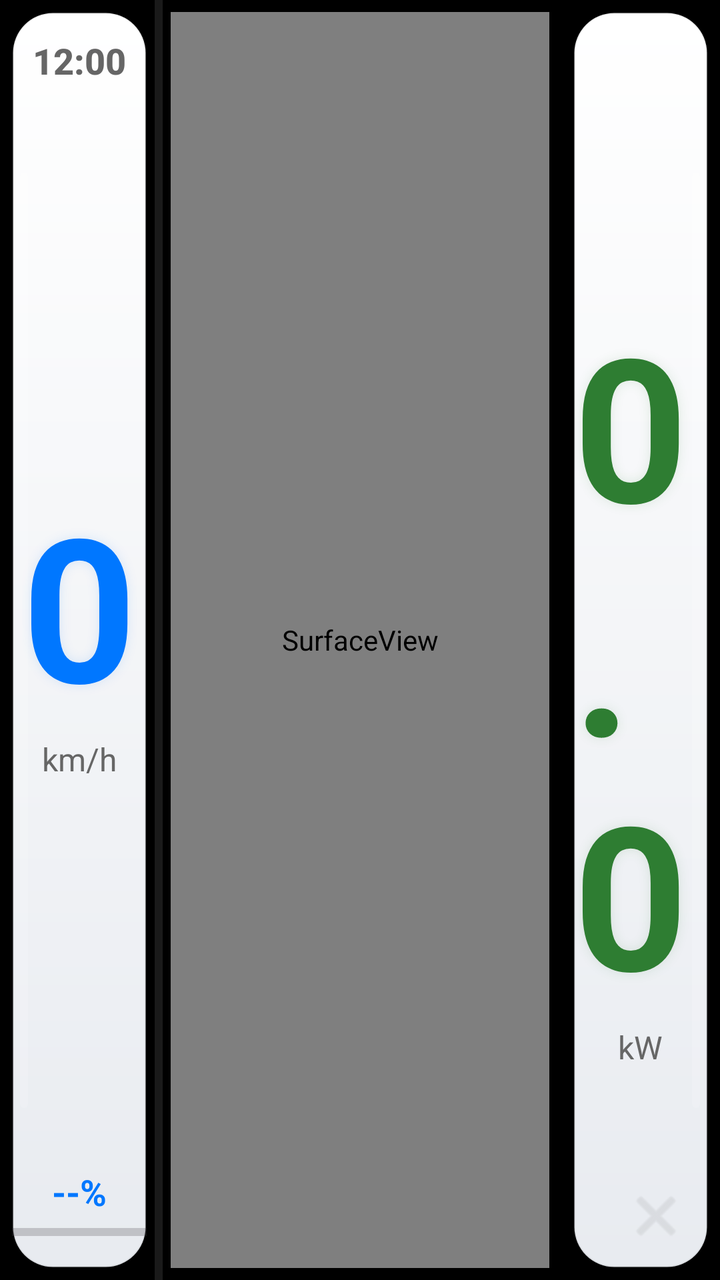
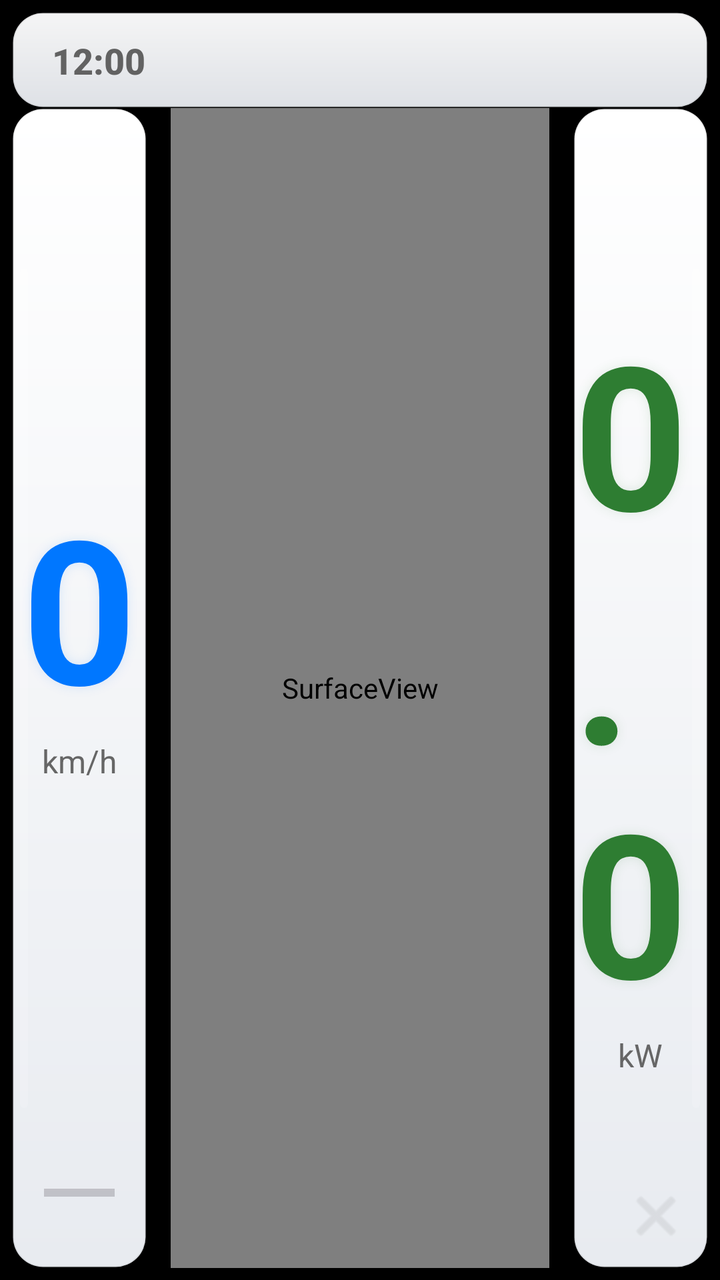

An Android layout rendered at two revisions. The XML below is the earlier revision; the diff shows what the commit changed to produce the second picture.
<!-- AndroidManifest.xml: application theme Theme.Miao -->
<!-- res/layout/activity_main.xml -->
<?xml version="1.0" encoding="utf-8"?>
<androidx.constraintlayout.widget.ConstraintLayout xmlns:android="http://schemas.android.com/apk/res/android"
    xmlns:app="http://schemas.android.com/apk/res-auto"
    xmlns:tools="http://schemas.android.com/tools"
    android:id="@+id/main"
    android:layout_width="match_parent"
    android:layout_height="match_parent"
    android:background="@color/black"
    tools:context=".MainActivity">

    <androidx.constraintlayout.widget.Guideline
        android:id="@+id/guideline_left"
        android:layout_width="wrap_content"
        android:layout_height="wrap_content"
        android:orientation="vertical"
        app:layout_constraintGuide_percent="0.22" />

    <androidx.constraintlayout.widget.Guideline
        android:id="@+id/guideline_right"
        android:layout_width="wrap_content"
        android:layout_height="wrap_content"
        android:orientation="vertical"
        app:layout_constraintGuide_percent="0.78" />

    
    <androidx.constraintlayout.widget.ConstraintLayout
        android:id="@+id/left_panel"
        android:layout_width="0dp"
        android:layout_height="0dp"
        android:layout_margin="6dp"
        android:background="@drawable/wing_background"
        app:layout_constraintBottom_toBottomOf="parent"
        app:layout_constraintEnd_toStartOf="@+id/guideline_left"
        app:layout_constraintStart_toStartOf="parent"
        app:layout_constraintTop_toTopOf="parent">

        <TextView
            android:id="@+id/tv_time"
            android:layout_width="wrap_content"
            android:layout_height="wrap_content"
            android:layout_marginTop="12dp"
            android:fontFamily="sans-serif-medium"
            android:text="12:00"
            android:textColor="@color/label_text_color"
            android:textSize="18sp"
            android:textStyle="bold"
            app:layout_constraintEnd_toEndOf="parent"
            app:layout_constraintStart_toStartOf="parent"
            app:layout_constraintTop_toTopOf="parent" />

        <LinearLayout
            android:layout_width="wrap_content"
            android:layout_height="wrap_content"
            android:gravity="center"
            android:orientation="vertical"
            app:layout_constraintBottom_toTopOf="@+id/bottom_info_left"
            app:layout_constraintEnd_toEndOf="parent"
            app:layout_constraintStart_toStartOf="parent"
            app:layout_constraintTop_toBottomOf="@+id/tv_time">

            <TextView
                android:id="@+id/tv_speed"
                android:layout_width="wrap_content"
                android:layout_height="wrap_content"
                android:shadowColor="@color/speed_glow"
                android:shadowRadius="15"
                android:text="0"
                android:textColor="@color/speed_text_color"
                android:textSize="100sp"
                android:textStyle="bold" />

            <TextView
                android:layout_width="wrap_content"
                android:layout_height="wrap_content"
                android:text="km/h"
                android:textColor="@color/label_text_color"
                android:textSize="16sp" />

            <LinearLayout
                android:id="@+id/power_container_left"
                android:layout_width="wrap_content"
                android:layout_height="wrap_content"
                android:layout_marginTop="10dp"
                android:gravity="center"
                android:visibility="gone">
                <TextView
                    android:id="@+id/tv_power_left"
                    android:layout_width="wrap_content"
                    android:layout_height="wrap_content"
                    android:text="0.0"
                    android:textColor="@color/accent_green"
                    android:textSize="32sp"
                    android:textStyle="bold" />
                <TextView
                    android:layout_width="wrap_content"
                    android:layout_height="wrap_content"
                    android:layout_marginStart="4dp"
                    android:text="kW"
                    android:textColor="@color/label_text_color"
                    android:textSize="12sp" />
            </LinearLayout>
        </LinearLayout>

        <ProgressBar
            android:id="@+id/pb_speed_bar"
            style="?android:attr/progressBarStyleHorizontal"
            android:layout_width="4dp"
            android:layout_height="0dp"
            android:layout_marginVertical="80dp"
            android:layout_marginStart="4dp"
            android:max="180"
            android:progressDrawable="@drawable/dashboard_progress_speed"
            app:layout_constraintBottom_toBottomOf="parent"
            app:layout_constraintStart_toStartOf="parent"
            app:layout_constraintTop_toTopOf="parent" />

        <LinearLayout
            android:id="@+id/bottom_info_left"
            android:layout_width="wrap_content"
            android:layout_height="wrap_content"
            android:layout_marginBottom="15dp"
            android:gravity="center"
            android:orientation="vertical"
            app:layout_constraintBottom_toBottomOf="parent"
            app:layout_constraintEnd_toEndOf="parent"
            app:layout_constraintStart_toStartOf="parent">
            <TextView
                android:id="@+id/tv_soc"
                android:layout_width="wrap_content"
                android:layout_height="wrap_content"
                android:text="--%"
                android:textColor="@color/speed_text_color"
                android:textSize="18sp"
                android:textStyle="bold" />
            <ProgressBar
                android:id="@+id/pb_battery"
                style="?android:attr/progressBarStyleHorizontal"
                android:layout_width="100dp"
                android:layout_height="6dp"
                android:layout_marginTop="5dp"
                android:max="100"
                android:progressTint="@color/accent_blue" />
        </LinearLayout>
    </androidx.constraintlayout.widget.ConstraintLayout>

    
    <FrameLayout
        android:id="@+id/center_container"
        android:layout_width="0dp"
        android:layout_height="match_parent"
        app:layout_constraintBottom_toBottomOf="parent"
        app:layout_constraintEnd_toStartOf="@+id/guideline_right"
        app:layout_constraintStart_toEndOf="@+id/guideline_left"
        app:layout_constraintTop_toTopOf="parent">
        <FrameLayout
            android:id="@+id/center_card"
            android:layout_width="match_parent"
            android:layout_height="match_parent"
            android:layout_margin="6dp"
            android:background="@drawable/wing_background">
            <SurfaceView
                android:id="@+id/right_panel"
                android:layout_width="match_parent"
                android:layout_height="match_parent" />
        </FrameLayout>
    </FrameLayout>

    
    <View
        android:id="@+id/divider"
        android:layout_width="4dp"
        android:layout_height="match_parent"
        android:background="#1AFFFFFF"
        app:layout_constraintEnd_toEndOf="@+id/guideline_left"
        app:layout_constraintStart_toStartOf="@+id/guideline_left" />

    
    <androidx.constraintlayout.widget.ConstraintLayout
        android:id="@+id/right_side_panel"
        android:layout_width="0dp"
        android:layout_height="0dp"
        android:layout_margin="6dp"
        android:background="@drawable/wing_background"
        app:layout_constraintBottom_toBottomOf="parent"
        app:layout_constraintEnd_toEndOf="parent"
        app:layout_constraintStart_toEndOf="@+id/guideline_right"
        app:layout_constraintTop_toTopOf="parent">

        
        <View
            android:id="@+id/right_top_spacer"
            android:layout_width="1dp"
            android:layout_height="40dp"
            app:layout_constraintTop_toTopOf="parent"
            app:layout_constraintStart_toStartOf="parent" />

        <LinearLayout
            android:layout_width="wrap_content"
            android:layout_height="wrap_content"
            android:gravity="center"
            android:orientation="vertical"
            app:layout_constraintBottom_toBottomOf="parent"
            app:layout_constraintEnd_toEndOf="parent"
            app:layout_constraintStart_toStartOf="parent"
            app:layout_constraintTop_toBottomOf="@+id/right_top_spacer">
            <TextView
                android:id="@+id/tv_power"
                android:layout_width="wrap_content"
                android:layout_height="wrap_content"
                android:shadowColor="@color/power_glow"
                android:shadowRadius="15"
                android:text="0.0"
                android:textColor="@color/accent_green"
                android:textSize="100sp"
                android:textStyle="bold" />
            <TextView
                android:layout_width="wrap_content"
                android:layout_height="wrap_content"
                android:text="kW"
                android:textColor="@color/label_text_color"
                android:textSize="16sp" />
        </LinearLayout>

        <ProgressBar
            android:id="@+id/pb_power_bar"
            style="?android:attr/progressBarStyleHorizontal"
            android:layout_width="4dp"
            android:layout_height="0dp"
            android:layout_marginVertical="80dp"
            android:layout_marginEnd="4dp"
            android:max="200"
            android:progressDrawable="@drawable/dashboard_progress_power"
            app:layout_constraintBottom_toBottomOf="parent"
            app:layout_constraintEnd_toEndOf="parent"
            app:layout_constraintTop_toTopOf="parent" />

        <ImageButton
            android:id="@+id/btn_stop_app_main"
            android:layout_width="28dp"
            android:layout_height="28dp"
            android:layout_margin="12dp"
            android:alpha="0.2"
            android:background="?attr/selectableItemBackgroundBorderless"
            android:src="@android:drawable/ic_menu_close_clear_cancel"
            app:layout_constraintBottom_toBottomOf="parent"
            app:layout_constraintEnd_toEndOf="parent"
            app:tint="@color/label_text_color" />
    </androidx.constraintlayout.widget.ConstraintLayout>

</androidx.constraintlayout.widget.ConstraintLayout>
<!-- resources referenced by this layout -->
<resources>
  <color name="accent_blue">#0077FF</color>
  <color name="accent_green">#2E7D32</color>
  <color name="black">#000000</color>
  <color name="label_text_color">#666666</color>
  <color name="power_glow">#202E7D32</color>
  <color name="speed_glow">#200077FF</color>
  <color name="speed_text_color">#0077FF</color>
  <!-- drawable dashboard_progress_power (drawable) -->
  <?xml version="1.0" encoding="utf-8"?>
  <layer-list xmlns:android="http://schemas.android.com/apk/res/android">
      <item android:id="@android:id/background">
          <shape>
              <corners android:radius="4dp" />
              <solid android:color="#22FFFFFF" />
          </shape>
      </item>
      <item android:id="@android:id/progress">
          <clip android:clipOrientation="vertical" android:gravity="bottom">
              <shape>
                  <corners android:radius="4dp" />
                  <gradient
                      android:startColor="#00E676"
                      android:centerColor="#FFC107"
                      android:endColor="#F44336"
                      android:centerY="0.5"
                      android:angle="90" />
                  <stroke android:width="1dp" android:color="#40FFFFFF" />
              </shape>
          </clip>
      </item>
  </layer-list>
  <!-- drawable dashboard_progress_speed (drawable) -->
  <?xml version="1.0" encoding="utf-8"?>
  <layer-list xmlns:android="http://schemas.android.com/apk/res/android">
      <item android:id="@android:id/background">
          <shape>
              <corners android:radius="4dp" />
              <solid android:color="#22FFFFFF" />
          </shape>
      </item>
      <item android:id="@android:id/progress">
          <clip android:clipOrientation="vertical" android:gravity="bottom">
              <shape>
                  <corners android:radius="4dp" />
                  <gradient
                      android:startColor="#00E5FF"
                      android:centerColor="#FFEA00"
                      android:endColor="#FF1744"
                      android:centerY="0.5"
                      android:angle="90" />
                  <stroke android:width="1dp" android:color="#40FFFFFF" />
              </shape>
          </clip>
      </item>
  </layer-list>
  <!-- drawable wing_background (drawable) -->
  <?xml version="1.0" encoding="utf-8"?>
  <shape xmlns:android="http://schemas.android.com/apk/res/android">
      <corners android:radius="20dp" />
      <stroke android:width="1dp" android:color="@color/wing_stroke" />
      <gradient
          android:startColor="@color/wing_bg_start"
          android:endColor="@color/wing_bg_end"
          android:angle="270" />
  </shape>
  <style name="Theme.Miao" parent="Base.Theme.Miao" />
  <color name="wing_stroke">#15000000</color>
  <color name="wing_bg_start">#FFFFFF</color>
  <color name="wing_bg_end">#E8EBF0</color>
  <style name="Base.Theme.Miao" parent="Theme.Material3.DayNight.NoActionBar">
          
          
      </style>
</resources>

<!-- the commit's change to res/layout/activity_main.xml (unified diff, before → after) -->
@@ -8,6 +8,39 @@
     android:background="@color/black"
     tools:context=".MainActivity">
 
+    
+    <androidx.constraintlayout.widget.ConstraintLayout
+        android:id="@+id/top_bar"
+        android:layout_width="match_parent"
+        android:layout_height="48dp"
+        android:layout_margin="6dp"
+        android:background="@drawable/wing_background"
+        app:layout_constraintTop_toTopOf="parent">
+
+        <TextView
+            android:id="@+id/tv_time"
+            android:layout_width="wrap_content"
+            android:layout_height="wrap_content"
+            android:layout_marginStart="20dp"
+            android:fontFamily="sans-serif-medium"
+            android:text="12:00"
+            android:textColor="@color/label_text_color"
+            android:textSize="18sp"
+            android:textStyle="bold"
+            app:layout_constraintBottom_toBottomOf="parent"
+            app:layout_constraintStart_toStartOf="parent"
+            app:layout_constraintTop_toTopOf="parent" />
+
+        <FrameLayout
+            android:id="@+id/center_indicator_area"
+            android:layout_width="500dp"
+            android:layout_height="match_parent"
+            android:background="@drawable/trapezoid_indicator_bg"
+            app:layout_constraintEnd_toEndOf="parent"
+            app:layout_constraintStart_toStartOf="parent"
+            app:layout_constraintTop_toTopOf="parent" />
+    </androidx.constraintlayout.widget.ConstraintLayout>
+
     <androidx.constraintlayout.widget.Guideline
         android:id="@+id/guideline_left"
         android:layout_width="wrap_content"
@@ -27,36 +60,24 @@
         android:id="@+id/left_panel"
         android:layout_width="0dp"
         android:layout_height="0dp"
-        android:layout_margin="6dp"
+        android:layout_marginHorizontal="6dp"
+        android:layout_marginBottom="6dp"
         android:background="@drawable/wing_background"
         app:layout_constraintBottom_toBottomOf="parent"
         app:layout_constraintEnd_toStartOf="@+id/guideline_left"
         app:layout_constraintStart_toStartOf="parent"
-        app:layout_constraintTop_toTopOf="parent">
-
-        <TextView
-            android:id="@+id/tv_time"
-            android:layout_width="wrap_content"
-            android:layout_height="wrap_content"
-            android:layout_marginTop="12dp"
-            android:fontFamily="sans-serif-medium"
-            android:text="12:00"
-            android:textColor="@color/label_text_color"
-            android:textSize="18sp"
-            android:textStyle="bold"
-            app:layout_constraintEnd_toEndOf="parent"
-            app:layout_constraintStart_toStartOf="parent"
-            app:layout_constraintTop_toTopOf="parent" />
+        app:layout_constraintTop_toBottomOf="@+id/top_bar">
 
         <LinearLayout
+            android:id="@+id/center_info_left"
             android:layout_width="wrap_content"
             android:layout_height="wrap_content"
             android:gravity="center"
             android:orientation="vertical"
-            app:layout_constraintBottom_toTopOf="@+id/bottom_info_left"
-            app:layout_constraintEnd_toEndOf="parent"
-            app:layout_constraintStart_toStartOf="parent"
-            app:layout_constraintTop_toBottomOf="@+id/tv_time">
+            app:layout_constraintBottom_toTopOf="@+id/music_card"
+            app:layout_constraintEnd_toEndOf="parent"
+            app:layout_constraintStart_toStartOf="parent"
+            app:layout_constraintTop_toTopOf="parent">
 
             <TextView
                 android:id="@+id/tv_speed"
@@ -80,7 +101,7 @@
                 android:id="@+id/power_container_left"
                 android:layout_width="wrap_content"
                 android:layout_height="wrap_content"
-                android:layout_marginTop="10dp"
+                android:layout_marginTop="8dp"
                 android:gravity="center"
                 android:visibility="gone">
                 <TextView
@@ -100,6 +121,97 @@
                     android:textSize="12sp" />
             </LinearLayout>
         </LinearLayout>
+
+        <androidx.constraintlayout.widget.ConstraintLayout
+            android:id="@+id/music_card"
+            android:layout_width="match_parent"
+            android:layout_height="wrap_content"
+            android:layout_marginBottom="16dp"
+            android:layout_marginHorizontal="12dp"
+            android:background="@drawable/wing_background"
+            android:padding="12dp"
+            android:elevation="4dp"
+            android:visibility="gone"
+            app:layout_constraintBottom_toTopOf="@+id/bottom_info_left">
+
+            <ImageView
+                android:id="@+id/iv_music_cover"
+                android:layout_width="100dp"
+                android:layout_height="100dp"
+                android:scaleType="centerCrop"
+                android:src="@android:drawable/ic_menu_report_image"
+                android:background="#15888888"
+                app:layout_constraintStart_toStartOf="parent"
+                app:layout_constraintTop_toTopOf="parent" />
+
+            <androidx.constraintlayout.widget.ConstraintLayout
+                android:layout_width="0dp"
+                android:layout_height="0dp"
+                android:layout_marginStart="12dp"
+                app:layout_constraintBottom_toBottomOf="@id/iv_music_cover"
+                app:layout_constraintEnd_toEndOf="parent"
+                app:layout_constraintStart_toEndOf="@id/iv_music_cover"
+                app:layout_constraintTop_toTopOf="@id/iv_music_cover">
+
+                <TextView
+                    android:id="@+id/tv_music_title"
+                    android:layout_width="match_parent"
+                    android:layout_height="wrap_content"
+                    android:ellipsize="end"
+                    android:maxLines="1"
+                    android:text="正在载入"
+                    android:textColor="@color/speed_text_color"
+                    android:textSize="14sp"
+                    android:textStyle="bold"
+                    app:layout_constraintTop_toTopOf="parent" />
+
+                <TextView
+                    android:id="@+id/tv_music_artist"
+                    android:layout_width="match_parent"
+                    android:layout_height="wrap_content"
+                    android:layout_marginTop="2dp"
+                    android:ellipsize="end"
+                    android:maxLines="1"
+                    android:text="未知歌手"
+                    android:textColor="@color/label_text_color"
+                    android:textSize="11sp"
+                    app:layout_constraintTop_toBottomOf="@id/tv_music_title" />
+
+                <TextView
+                    android:id="@+id/tv_music_album"
+                    android:layout_width="match_parent"
+                    android:layout_height="wrap_content"
+                    android:layout_marginTop="1dp"
+                    android:ellipsize="end"
+                    android:maxLines="1"
+                    android:text="未知专辑"
+                    android:textColor="@color/label_text_color"
+                    android:textSize="9sp"
+                    android:alpha="0.6"
+                    app:layout_constraintTop_toBottomOf="@id/tv_music_artist" />
+
+                <ProgressBar
+                    android:id="@+id/pb_music_progress"
+                    style="?android:attr/progressBarStyleHorizontal"
+                    android:layout_width="match_parent"
+                    android:layout_height="3dp"
+                    android:layout_marginBottom="4dp"
+                    android:max="100"
+                    android:progress="0"
+                    android:progressTint="@color/accent_blue"
+                    app:layout_constraintBottom_toTopOf="@+id/tv_music_time" />
+
+                <TextView
+                    android:id="@+id/tv_music_time"
+                    android:layout_width="wrap_content"
+                    android:layout_height="wrap_content"
+                    android:text="00:00 / 00:00"
+                    android:textColor="@color/label_text_color"
+                    android:textSize="9sp"
+                    app:layout_constraintBottom_toBottomOf="parent"
+                    app:layout_constraintEnd_toEndOf="parent" />
+            </androidx.constraintlayout.widget.ConstraintLayout>
+        </androidx.constraintlayout.widget.ConstraintLayout>
 
         <ProgressBar
             android:id="@+id/pb_speed_bar"
@@ -116,47 +228,65 @@
 
         <LinearLayout
             android:id="@+id/bottom_info_left"
-            android:layout_width="wrap_content"
+            android:layout_width="match_parent"
             android:layout_height="wrap_content"
             android:layout_marginBottom="15dp"
-            android:gravity="center"
-            android:orientation="vertical"
-            app:layout_constraintBottom_toBottomOf="parent"
-            app:layout_constraintEnd_toEndOf="parent"
-            app:layout_constraintStart_toStartOf="parent">
+            android:layout_marginHorizontal="16dp"
+            android:gravity="center_vertical"
+            android:orientation="horizontal"
+            app:layout_constraintBottom_toBottomOf="parent">
+
+            <ProgressBar
+                android:id="@+id/pb_battery"
+                style="?android:attr/progressBarStyleHorizontal"
+                android:layout_width="0dp"
+                android:layout_height="6dp"
+                android:layout_weight="1"
+                android:max="100"
+                android:progressTint="@color/accent_blue" />
+
             <TextView
                 android:id="@+id/tv_soc"
                 android:layout_width="wrap_content"
                 android:layout_height="wrap_content"
+                android:layout_marginStart="10dp"
                 android:text="--%"
                 android:textColor="@color/speed_text_color"
                 android:textSize="18sp"
                 android:textStyle="bold" />
-            <ProgressBar
-                android:id="@+id/pb_battery"
-                style="?android:attr/progressBarStyleHorizontal"
-                android:layout_width="100dp"
-                android:layout_height="6dp"
-                android:layout_marginTop="5dp"
-                android:max="100"
-                android:progressTint="@color/accent_blue" />
         </LinearLayout>
+
+        
+        <FrameLayout
+            android:id="@+id/drag_handle_left"
+            android:layout_width="60dp"
+            android:layout_height="match_parent"
+            android:visibility="gone"
+            app:layout_constraintEnd_toEndOf="parent">
+            <View
+                android:layout_width="8dp"
+                android:layout_height="80dp"
+                android:layout_gravity="center_vertical|end"
+                android:layout_marginEnd="1dp"
+                android:background="@drawable/drag_handle_pill" />
+        </FrameLayout>
     </androidx.constraintlayout.widget.ConstraintLayout>
 
     
     <FrameLayout
         android:id="@+id/center_container"
         android:layout_width="0dp"
-        android:layout_height="match_parent"
+        android:layout_height="0dp"
+        android:layout_marginHorizontal="6dp"
+        android:layout_marginBottom="6dp"
         app:layout_constraintBottom_toBottomOf="parent"
         app:layout_constraintEnd_toStartOf="@+id/guideline_right"
         app:layout_constraintStart_toEndOf="@+id/guideline_left"
-        app:layout_constraintTop_toTopOf="parent">
+        app:layout_constraintTop_toBottomOf="@+id/top_bar">
         <FrameLayout
             android:id="@+id/center_card"
             android:layout_width="match_parent"
             android:layout_height="match_parent"
-            android:layout_margin="6dp"
             android:background="@drawable/wing_background">
             <SurfaceView
                 android:id="@+id/right_panel"
@@ -166,33 +296,17 @@
     </FrameLayout>
 
     
-    <View
-        android:id="@+id/divider"
-        android:layout_width="4dp"
-        android:layout_height="match_parent"
-        android:background="#1AFFFFFF"
-        app:layout_constraintEnd_toEndOf="@+id/guideline_left"
-        app:layout_constraintStart_toStartOf="@+id/guideline_left" />
-
-    
     <androidx.constraintlayout.widget.ConstraintLayout
         android:id="@+id/right_side_panel"
         android:layout_width="0dp"
         android:layout_height="0dp"
-        android:layout_margin="6dp"
+        android:layout_marginHorizontal="6dp"
+        android:layout_marginBottom="6dp"
         android:background="@drawable/wing_background"
         app:layout_constraintBottom_toBottomOf="parent"
         app:layout_constraintEnd_toEndOf="parent"
         app:layout_constraintStart_toEndOf="@+id/guideline_right"
-        app:layout_constraintTop_toTopOf="parent">
-
-        
-        <View
-            android:id="@+id/right_top_spacer"
-            android:layout_width="1dp"
-            android:layout_height="40dp"
-            app:layout_constraintTop_toTopOf="parent"
-            app:layout_constraintStart_toStartOf="parent" />
+        app:layout_constraintTop_toBottomOf="@+id/top_bar">
 
         <LinearLayout
             android:layout_width="wrap_content"
@@ -202,7 +316,7 @@
             app:layout_constraintBottom_toBottomOf="parent"
             app:layout_constraintEnd_toEndOf="parent"
             app:layout_constraintStart_toStartOf="parent"
-            app:layout_constraintTop_toBottomOf="@+id/right_top_spacer">
+            app:layout_constraintTop_toTopOf="parent">
             <TextView
                 android:id="@+id/tv_power"
                 android:layout_width="wrap_content"
@@ -245,6 +359,30 @@
             app:layout_constraintBottom_toBottomOf="parent"
             app:layout_constraintEnd_toEndOf="parent"
             app:tint="@color/label_text_color" />
+
+        
+        <FrameLayout
+            android:id="@+id/drag_handle_right"
+            android:layout_width="60dp"
+            android:layout_height="match_parent"
+            android:visibility="gone"
+            app:layout_constraintStart_toStartOf="parent">
+            <View
+                android:layout_width="8dp"
+                android:layout_height="80dp"
+                android:layout_gravity="center_vertical|start"
+                android:layout_marginStart="1dp"
+                android:background="@drawable/drag_handle_pill" />
+        </FrameLayout>
     </androidx.constraintlayout.widget.ConstraintLayout>
 
+    
+    <View
+        android:id="@+id/divider"
+        android:layout_width="1dp"
+        android:layout_height="1dp"
+        android:visibility="gone"
+        app:layout_constraintStart_toStartOf="parent"
+        app:layout_constraintTop_toTopOf="parent" />
+
 </androidx.constraintlayout.widget.ConstraintLayout>
<!-- resource entries referenced after the edit -->
@@ -55,10 +55,37 @@
           </clip>
       </item>
   </layer-list>
+  <!-- drawable drag_handle_pill (drawable) -->
+  <?xml version="1.0" encoding="utf-8"?>
+  <shape xmlns:android="http://schemas.android.com/apk/res/android">
+      
+      <solid android:color="@color/accent_blue" />
+      <corners android:radius="4dp" />
+      
+      <stroke android:width="1dp" android:color="#4DFFFFFF" />
+  </shape>
+  <!-- drawable trapezoid_indicator_bg (drawable) -->
+  <?xml version="1.0" encoding="utf-8"?>
+  <vector xmlns:android="http://schemas.android.com/apk/res/android"
+      android:width="600dp"
+      android:height="40dp"
+      android:viewportWidth="600"
+      android:viewportHeight="40">
+      
+      <path
+          android:fillColor="@color/trapezoid_fill"
+          android:pathData="M 0,0 L 600,0 L 550,40 L 50,40 Z" />
+      
+      <path
+          android:strokeColor="@color/trapezoid_stroke"
+          android:strokeWidth="1"
+          android:pathData="M 0,0 L 600,0 L 550,40 L 50,40 Z" />
+  </vector>
   <!-- drawable wing_background (drawable) -->
   <?xml version="1.0" encoding="utf-8"?>
   <shape xmlns:android="http://schemas.android.com/apk/res/android">
-      <corners android:radius="20dp" />
+      
+      <corners android:radius="15dp" />
       <stroke android:width="1dp" android:color="@color/wing_stroke" />
       <gradient
           android:startColor="@color/wing_bg_start"
@@ -66,6 +93,8 @@
           android:angle="270" />
   </shape>
   <style name="Theme.Miao" parent="Base.Theme.Miao" />
+  <color name="trapezoid_fill">#0A000000</color>
+  <color name="trapezoid_stroke">#20000000</color>
   <color name="wing_stroke">#15000000</color>
   <color name="wing_bg_start">#FFFFFF</color>
   <color name="wing_bg_end">#E8EBF0</color>
